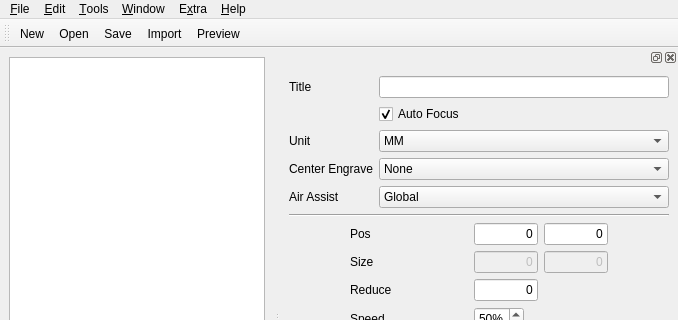
Above: src/gui/CtrlCut.ui from kallaballa/ctrl-cut before the change; both pictures show x 0 to 678 and y 0 to 320 of the 678 by 615 pixel window. Below: the same form after it.
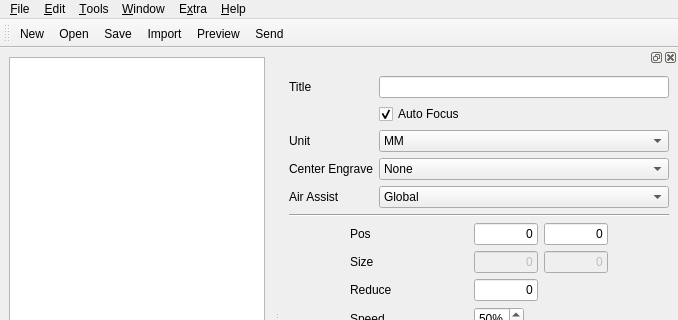
That is the form after the change. Icons and pictures are not drawn. Custom widgets are drawn as their Qt base class.

Commit message: copy and paste in context menu and send in toolbar

Diff of the .ui file:
```diff
--- a/src/gui/CtrlCut.ui
+++ b/src/gui/CtrlCut.ui
@@ -133,6 +133,7 @@
    <addaction name="fileSaveAction"/>
    <addaction name="fileImportAction"/>
    <addaction name="previewAction"/>
+   <addaction name="fileSendAction"/>
   </widget>
   <widget class="QDockWidget" name="propertiesDockWidget">
    <attribute name="dockWidgetArea">
@@ -980,6 +981,11 @@
     <string>F5</string>
    </property>
   </action>
+  <action name="fileSendAction">
+   <property name="text">
+    <string>Send</string>
+   </property>
+  </action>
  </widget>
  <customwidgets>
   <customwidget>
```
The commit also changes 2 other files.
